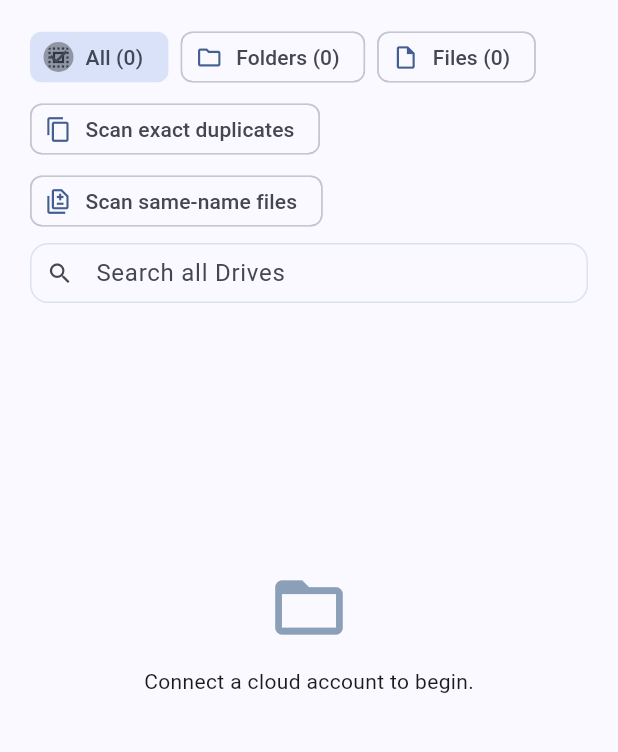
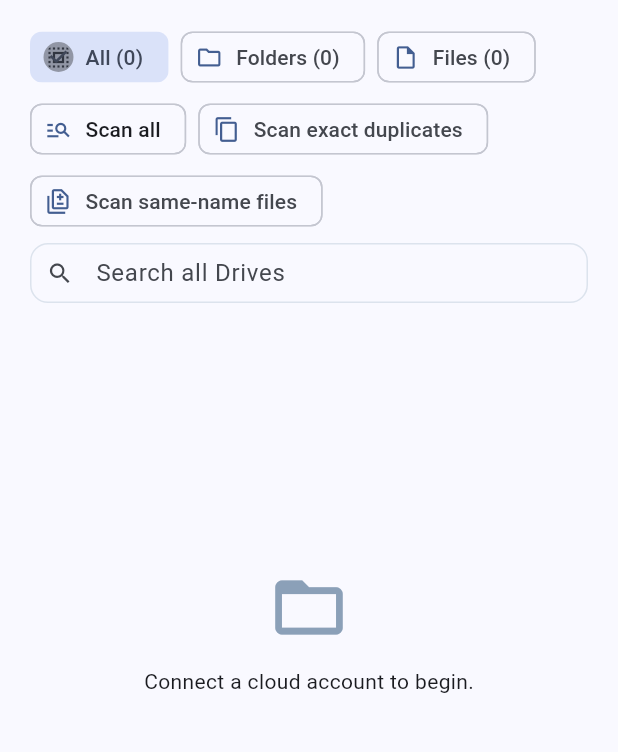
Before and after one commit to farooqmusicai/FarooqDrive, a Flutter app: the screen it shows after launch, in the side drawer, after a tap on "Name", on a phone screen of 412 x 824 dp, the part 276-1028 px from its top. Run offline on Flutter 3.47's test engine with Material 3 defaults, Android fonts, the light colour scheme and no system bars; our stand-ins replace file_picker, flutter_secure_storage, google_sign_in, shared_preferences; missing offline and left inert: file_saver, flutter_file_info; Roboto replaces fonts that are missing (Arial); key blocks and very long unbroken strings in the code were emptied for the run.

Commit message:
Persist scan snapshots and sorting; explicitly rescan without clearing previous results

```diff
--- a/apps/flutter/lib/drive_controller.dart
+++ b/apps/flutter/lib/drive_controller.dart
@@ -64,6 +64,64 @@ class DriveController extends ChangeNotifier {
   int _indexGeneration = 0;
   bool _disposed = false;
   String scanStatus = '';
+  bool indexStale = false;
+  DateTime? indexScannedAt;
+  Future<void> _indexSave = Future<void>.value();
+
+  Future<void> rescan() => _buildGlobalIndex();
+
+  Future<void> _saveIndex() {
+    final snapshot = <String, dynamic>{
+      'date': indexScannedAt?.toIso8601String(), 'stale': indexStale,
+      'exact': _exactKeys.toList(), 'conflicts': _conflictKeys.toList(),
+      'sizes': Map<String, int>.of(folderSizes),
+      'files': indexedFiles.map((i) => <String, dynamic>{
+        'id': i.id, 'name': i.name, 'mimeType': i.mimeType, 'isFolder': i.isFolder,
+        'accountId': i.accountId, 'accountEmail': i.accountEmail, 'size': i.size,
+        'modifiedTime': i.modifiedTime?.toIso8601String(), 'parents': i.parents,
+        'canDownload': i.canDownload, 'ownedByMe': i.ownedByMe, 'location': i.location,
+      }).toList(),
+    };
+    _indexSave = _indexSave.then((_) async {
+      final prefs = await SharedPreferences.getInstance();
+      await prefs.setString('farooqdrive.scanIndex.v1', await compute(jsonEncode, snapshot));
+    }).catchError((Object _) {
+      if (!_disposed) { scanStatus = 'Index available this session; could not save it on this device.'; notifyListeners(); }
+    });
+    return _indexSave;
+  }
+
+  Future<void> restoreSavedIndex() async {
+    try {
+      final prefs = await SharedPreferences.getInstance();
+      final savedSort = prefs.getString('farooqdrive.sort');
+      if (['name','account','size','modified','type'].contains(savedSort)) sort = savedSort!;
+      sortAscending = prefs.getBool('farooqdrive.sortAscending') ?? true;
+      final raw = prefs.getString('farooqdrive.scanIndex.v1');
+      if (raw == null) return;
+      final data = (await compute(jsonDecode, raw)) as Map<String, dynamic>;
+      final ids = accounts.map((a) => a.id).toSet();
+      final restored = (data['files'] as List).cast<Map<String, dynamic>>().where((d) => ids.contains(d['accountId'])).map((d) => DriveItem(
+        id: d['id'] as String, name: d['name'] as String, mimeType: d['mimeType'] as String,
+        isFolder: d['isFolder'] as bool, accountId: d['accountId'] as String,
+        accountEmail: d['accountEmail'] as String, size: d['size'] as int?,
+        modifiedTime: DateTime.tryParse(d['modifiedTime'] as String? ?? ''),
+        parents: (d['parents'] as List).cast<String>(), canDownload: d['canDownload'] as bool,
+        ownedByMe: d['ownedByMe'] as bool, location: d['location'] as String)).toList();
+      if (_disposed) return;
+      indexedFiles..clear()..addAll(restored);
+      final keys = restored.map(keyOf).toSet();
+      _exactKeys..clear()..addAll((data['exact'] as List).cast<String>().where(keys.contains));
+      _conflictKeys..clear()..addAll((data['conflicts'] as List).cast<String>().where(keys.contains));
+      folderSizes..clear()..addAll(Map<String,int>.from(data['sizes'] as Map)..removeWhere((k,v) => !keys.contains(k)));
+      indexScannedAt = DateTime.tryParse(data['date'] as String? ?? '');
+      indexReady = indexScannedAt != null;
+      indexStale = true;
+      scanStatus = 'Saved index restored. Rescan to check for cloud changes.';
+      notifyListeners();
+    } catch (_) { /* Invalid cache does not prevent sign-in or browsing. */ }
+  }
+
   final Set<String> _exactKeys = {};
   final Set<String> _conflictKeys = {};
   @override
@@ -226,6 +284,7 @@ class DriveController extends ChangeNotifier {
           FolderCrumb(apiFor(account).rootFolderId, apiFor(account).rootFolderLabel),
         ];
       }
+      await restoreSavedIndex();
       if (accounts.isNotEmpty) {
         selectedAccountId = accounts.first.id;
         await _refreshQuotas();
@@ -470,7 +529,16 @@ class DriveController extends ChangeNotifier {
   void setSort(String value) {
     sortAscending = sort == value ? !sortAscending : true;
     sort = value;
+    _saveSort();
     notifyListeners();
+  }
+
+  Future<void> _saveSort() async {
+    try {
+      final prefs = await SharedPreferences.getInstance();
+      await prefs.setString('farooqdrive.sort', sort);
+      await prefs.setBool('farooqdrive.sortAscending', sortAscending);
+    } catch (_) { /* Sorting remains available this session. */ }
   }
 
   Future<void> setViewMode(FileViewMode value) async {
@@ -522,7 +590,10 @@ class DriveController extends ChangeNotifier {
       _exactKeys..clear()..addAll(exact);
       _conflictKeys..clear()..addAll(conflicts);
       indexReady = true;
+      indexStale = false;
+      indexScannedAt = DateTime.now();
       scanStatus = 'Scan complete — select a duplicate tab to see results.';
+      await _saveIndex();
     } catch (_) {
       if (!_disposed) scanStatus = 'Scan failed. Check account access and try again.';
     } finally {
@@ -630,7 +701,13 @@ class DriveController extends ChangeNotifier {
     indexedFiles.removeWhere((item) => item.accountId == accountId);
     paths.remove(accountId);
     if (selectedAccountId == accountId) selectedAccountId = null;
+    indexedFiles.removeWhere((item) => item.accountId == accountId);
+    final remainingKeys = indexedFiles.map(keyOf).toSet();
+    _exactKeys.removeWhere((key) => !remainingKeys.contains(key));
+    _conflictKeys.removeWhere((key) => !remainingKeys.contains(key));
+    folderSizes.removeWhere((key, value) => !remainingKeys.contains(key));
     _invalidateIndex();
+    await _saveIndex();
     selectedKeys.clear();
     await _loadFiles();
     await _recordActivity('Drive disconnected', email, accountEmail: email);
@@ -843,12 +920,12 @@ class DriveController extends ChangeNotifier {
 
   void _invalidateIndex() {
     _indexGeneration++;
-    _exactKeys.clear();
-    _conflictKeys.clear();
     treeRevision++;
-    indexReady = false;
-    indexedFiles.clear();
-    folderSizes.clear();
+    if (indexReady) {
+      indexStale = true;
+      scanStatus = 'Saved scan results retained — press Rescan to update.';
+      _saveIndex();
+    }
   }
 
   Future<void> clearActivityLog() async {
--- a/apps/flutter/lib/main.dart
+++ b/apps/flutter/lib/main.dart
@@ -93,8 +93,8 @@ class _FarooqDriveAppState extends State<FarooqDriveApp> {
   void initState() {
     super.initState();
     SharedPreferences.getInstance().then((prefs) {
-      if (mounted) appThemeMode.value = prefs.getBool('farooqdrive.darkMode') == null
-        ? ThemeMode.system : prefs.getBool('farooqdrive.darkMode')! ? ThemeMode.dark : ThemeMode.light;
+      if (mounted) { appThemeMode.value = prefs.getBool('farooqdrive.darkMode') == null
+        ? ThemeMode.system : prefs.getBool('farooqdrive.darkMode')! ? ThemeMode.dark : ThemeMode.light; }
     });
   }
   ThemeData theme(Brightness brightness) => ThemeData(
@@ -411,7 +411,7 @@ class _FileManagerPageState extends State<FileManagerPage> {
                         child: Column(
                           crossAxisAlignment: CrossAxisAlignment.start,
                           children: [
-                            _HelpSection(title: 'Appearance, sorting and background scans', text: 'Use the sun/moon button beside History to switch Light/Dark mode; your choice is saved on this device. Click Name, Account, Size or Modified to sort ascending; click again to reverse. Folders remain first. View offers eight Explorer-style layouts. Duplicate scans run in the background: continue browsing and working, then select the results tab when ready. Changes to files or connected accounts invalidate an in-progress scan; run it again. Exact duplicates means matching name and reported size, not verified identical content; same-name results flag different or unknown sizes. Scanning never deletes files.'),
+                            _HelpSection(title: 'Appearance, sorting and background scans', text: 'Use the sun/moon button beside History to switch Light/Dark mode; your choice is saved on this device. Click Name, Account, Size or Modified to sort ascending; click again to reverse. Folders remain first. View offers eight Explorer-style layouts. Duplicate scans run in the background: continue browsing and working, then select the results tab when ready. A saved index survives tab changes, ordinary Refresh and app restarts. Press Rescan all to replace it; old results remain visible while scanning. File changes mark the index as outdated. An in-progress scan affected by changes is discarded. Sorting is shared across all tabs and remembered on this device. Exact duplicates means matching name and reported size, not verified identical content; same-name results flag different or unknown sizes. Scanning never deletes files.'),
                             _HelpSection(title: '1. Connect your Drives', text: 'Select Add account and choose Google Drive or, on Windows, Microsoft OneDrive. Approve access in your browser. Repeat for each account.'),
                             _HelpSection(title: 'Windows transfers and limits', text: 'Copy/Paste and internal drag-and-drop use a temporary disk file, sequential uploads and full SHA-256 destination verification. Transfer limit: 1 GiB per file, 10,000 items and 64 folder levels per batch. Keep enough free disk space for the largest file plus normal Windows needs. Transfer traffic uses your internet connection, including a second destination download for verification. Google-native same-account copies preserve their format and retain originals; between accounts, supported documents export to Office formats or PNG. Move asks Yes/No after verification. Only unchanged OneDrive source files support conditional Recycle Bin cleanup; Google source files and original folder containers remain. No keeps both copies. Interrupted uploads may leave destination copies; retries create new copies. Automatic resume after restarting is not available. Windows file-picker uploads stream through disk and verify the destination. Download-to-PC still uses memory; OneDrive download limit is 32 MiB. Account connections have no fixed app cap; service quotas, organization policies and device resources apply.'),
                             _HelpSection(title: 'Temporary storage', text: 'Transfer cache: ${TransferSpool.cachePath}. Files are not encrypted by FarooqDrive in this folder. Completed or failed jobs remove their own cache files; an app crash may leave job folders here. Close FarooqDrive before manually removing leftover job folders. Transfers never delete original local files.'),
@@ -429,7 +429,7 @@ class _FileManagerPageState extends State<FileManagerPage> {
                           child: Column(
                             crossAxisAlignment: CrossAxisAlignment.stretch,
                             children: [
-                              _HelpSection(title: 'رنگ، ترتیب اور پس منظر میں جانچ', text: 'سورج یا چاند کے بٹن سے دن یا رات کا رنگ منتخب کریں؛ انتخاب محفوظ رہتا ہے۔ Name، Account، Size یا Modified پر کلک سے ترتیب بدلتی ہے؛ دوبارہ کلک سے الٹ جاتی ہے۔ فولڈرز پہلے رہتے ہیں۔ نقل کی جانچ پس منظر میں چلتی ہے؛ آپ کام جاری رکھ سکتے ہیں۔ مکمل ہونے پر نتائج کا ٹیب منتخب کریں۔ دوران جانچ فائلیں تبدیل ہوں تو نئی جانچ کریں۔ Exact duplicates صرف یکساں نام اور سائز ہیں، مواد کی یکسانیت کی ضمانت نہیں۔ جانچ خود کوئی فائل حذف نہیں کرتی۔'),
+                              _HelpSection(title: 'رنگ، ترتیب اور پس منظر میں جانچ', text: 'سورج یا چاند کے بٹن سے دن یا رات کا رنگ منتخب کریں؛ انتخاب محفوظ رہتا ہے۔ Name، Account، Size یا Modified پر کلک سے ترتیب بدلتی ہے؛ دوبارہ کلک سے الٹ جاتی ہے۔ فولڈرز پہلے رہتے ہیں۔ نقل کی جانچ پس منظر میں چلتی ہے؛ آپ کام جاری رکھ سکتے ہیں۔ مکمل ہونے پر نتائج کا ٹیب منتخب کریں۔ نتائج ٹیب بدلنے، Refresh یا ایپ دوبارہ کھولنے پر محفوظ رہتے ہیں۔ Rescan all سے نیا index بنتا ہے۔ تبدیلی پر نتائج پرانے نشان زد ہوتے ہیں۔ ترتیب تمام ٹیبز میں ایک جیسی اور محفوظ رہتی ہے۔ Exact duplicates صرف یکساں نام اور سائز ہیں، مواد کی یکسانیت کی ضمانت نہیں۔ جانچ خود کوئی فائل حذف نہیں کرتی۔'),
                               _HelpSection(title: '۱۔ اپنی گوگل ڈرائیوز منسلک کریں', text: 'گوگل اکاؤنٹ شامل کریں منتخب کریں اور براؤزر میں گوگل ڈرائیو کی اجازت منظور کریں۔ ہر مطلوبہ اکاؤنٹ کے لیے یہی عمل دہرائیں۔'),
                               _HelpSection(title: 'ونڈوز Copy اور Move', text: 'OneDrive بھی Add account سے شامل کریں۔ بائیں تیر سے فولڈر کھولیں اور فائل کو مطلوبہ فولڈر پر drag کریں۔ Move پہلے نقل بناتا ہے، پھر مکمل SHA-256 جانچ کے بعد آخری Yes/No پوچھتا ہے۔ No پر دونوں نقول رہتی ہیں۔ صرف غیر تبدیل شدہ OneDrive فائلیں محفوظ شرط کے ساتھ Recycle Bin میں جا سکتی ہیں؛ Google کی اصل فائلیں اور اصل فولڈرز برقرار رہتے ہیں۔'),
                               _HelpSection(title: 'عارضی جگہ اور حدود', text: 'اس نسخے میں فی فائل 1 GiB، فی کام 10,000 اشیاء اور 64 فولڈر سطحوں کی حد ہے۔ سب سے بڑی فائل کے لیے ہارڈ ڈسک میں خالی جگہ رکھیں۔ FarooqDrive کی عارضی نقل encrypted نہیں ہے۔ کام کے بعد عارضی نقل مٹتی ہے؛ crash پر بچی ہوئی job folders ایپ بند کرکے ہٹائیں۔ دوبارہ شروع ہونے پر خودکار resume موجود نہیں۔ منزل کی تصدیق کے لیے فائل دوبارہ download ہوتی ہے، اس لیے انٹرنیٹ بھی استعمال ہوتا ہے۔ Accounts کی کوئی مقررہ app حد نہیں۔'),
@@ -1300,6 +1300,9 @@ class _FileViews extends StatelessWidget {
                 selected: controller.viewMode == FileViewMode.files,
                 onSelected: (_) => controller.setViewMode(FileViewMode.files),
               ),
+              ActionChip(avatar: const Icon(Icons.manage_search, size: 18),
+                label: Text(controller.indexing ? 'Scan running…' : controller.indexReady ? 'Rescan all' : 'Scan all'),
+                onPressed: controller.indexing ? null : controller.rescan),
               ChoiceChip(
                 avatar: const Icon(Icons.content_copy, size: 18),
                 label: Text(controller.indexing
@@ -1796,15 +1799,15 @@ class _FileListState extends State<_FileList> {
                                   Text(
                                     item.name,
                                     overflow: TextOverflow.ellipsis,
-                                    style: const TextStyle(
-                                      color: Color(0xff174ea6),
+                                    style: TextStyle(
+                                      color: Theme.of(context).colorScheme.primary,
                                       fontSize: 13,
                                       fontWeight: FontWeight.w500,
                                     ),
                                   ),
                                 if (controller.isExactDuplicate(item))
                                   const Text(
-                                    'Exact duplicate on another Drive',
+                                    'Matching name and size',
                                     style: TextStyle(
                                       color: Color(0xffb3261e),
                                       fontSize: 11,
```
Also changed, not shown: 2 other files.
